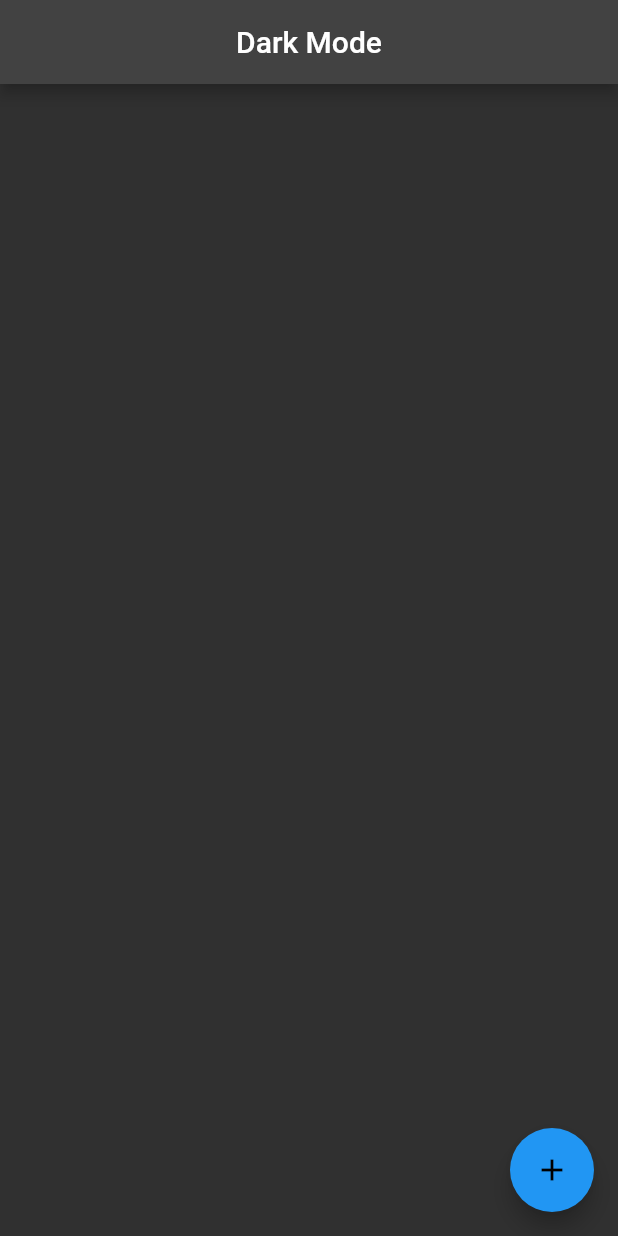
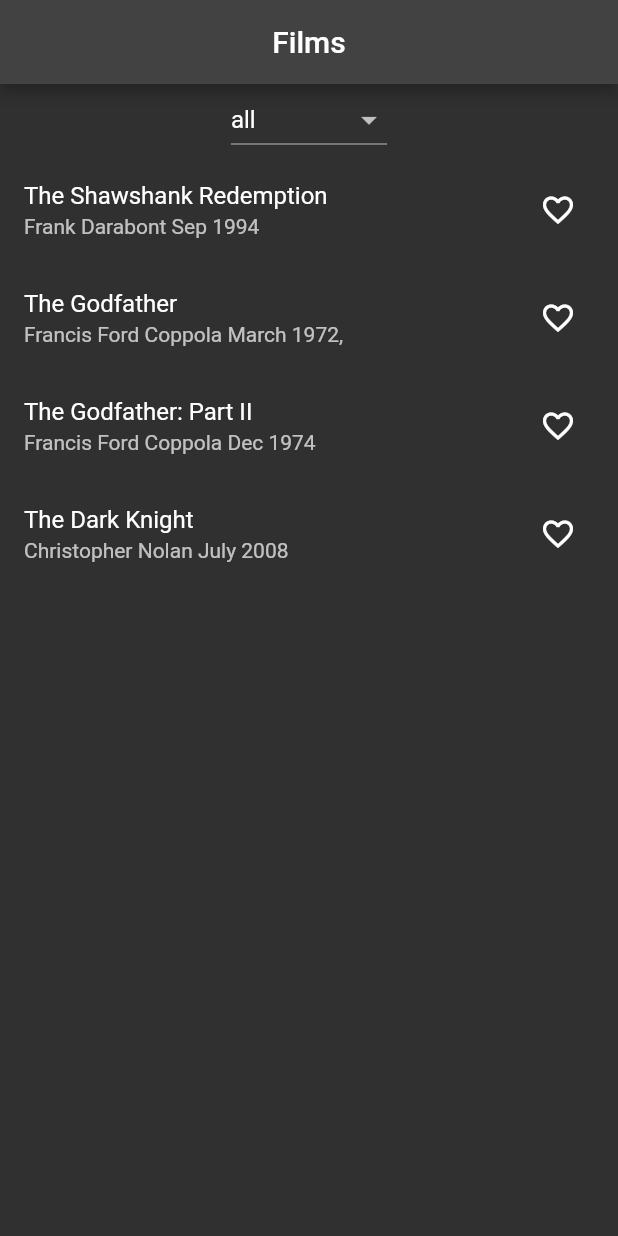
Before and after one commit to SlowedWalk/flutter_riverpod_tutorial, a Flutter app: the screen it shows after launch, on a phone screen of 412 x 824 dp. Run offline on Flutter 3.47's test engine with Material 2 defaults, Android fonts, the phone set to English and light mode, and no system bars; our stand-ins replace hooks_riverpod.

Commit message:
example 6 completed

```diff
--- a/lib/main.dart
+++ b/lib/main.dart
@@ -1,11 +1,121 @@
-import 'dart:collection';
-import 'dart:developer';
-
 import 'package:flutter/material.dart';
 import 'package:hooks_riverpod/hooks_riverpod.dart';
-import 'package:uuid/uuid.dart';
 
 void main() => runApp(const ProviderScope(child: App()));
+
+@immutable
+class Film {
+  final String id;
+  final String title;
+  final String director;
+  final String releaseDate;
+  final bool isFavorite;
+
+  const Film({
+    required this.id,
+    required this.title,
+    required this.director,
+    required this.releaseDate,
+    required this.isFavorite,
+  });
+
+  Film copy({required bool isFavorite}) => Film(
+        id: id,
+        title: title,
+        director: director,
+        releaseDate: releaseDate,
+        isFavorite: isFavorite,
+      );
+
+  @override
+  String toString() => 'Film('
+      'id: $id, '
+      'title: $title, '
+      'director: $director, '
+      'releaseDate: $releaseDate, '
+      'isFavorite: $isFavorite)';
+
+  @override
+  bool operator ==(covariant Film other) =>
+      id == other.id && isFavorite == other.isFavorite;
+
+  @override
+  int get hashCode => Object.hashAll([id, isFavorite]);
+}
+
+const allFilms = [
+  Film(
+    id: '1',
+    title: 'The Shawshank Redemption',
+    director: "Frank Darabont",
+    releaseDate: "Sep 1994",
+    isFavorite: false,
+  ),
+  Film(
+    id: '2',
+    title: 'The Godfather',
+    director: 'Francis Ford Coppola',
+    releaseDate: "March 1972,",
+    isFavorite: false,
+  ),
+  Film(
+    id: '3',
+    title: 'The Godfather: Part II',
+    director: 'Francis Ford Coppola',
+    releaseDate: "Dec 1974",
+    isFavorite: false,
+  ),
+  Film(
+    id: '4',
+    title: 'The Dark Knight',
+    director: 'Christopher Nolan',
+    releaseDate: "July 2008",
+    isFavorite: false,
+  ),
+];
+
+class FilmsNotifier extends StateNotifier<List<Film>> {
+  FilmsNotifier() : super(allFilms);
+
+  void update(Film film, bool isFavorite) {
+    state = state
+        .map((element) =>
+            element.id == film.id ? film.copy(isFavorite: isFavorite) : element)
+        .toList();
+  }
+}
+
+enum FavoriteStatus {
+  all,
+  favorite,
+  notFavorite
+}
+
+final favoriteStatusProvider = StateProvider<FavoriteStatus>(
+  (_) => FavoriteStatus.all,
+);
+
+// all  films
+final allFilmsProvider = StateNotifierProvider<FilmsNotifier, List<Film>>(
+  (_) => FilmsNotifier(),
+);
+
+// favorite films
+final favoriteFilmsProvider = Provider<Iterable<Film>>(
+        (ref) => ref.watch(allFilmsProvider)
+            .where(
+                (film) => film.isFavorite
+        )
+);
+
+// not favorite films
+final notFavoriteFilmsProvider = Provider<Iterable<Film>>(
+        (ref) => ref.watch(allFilmsProvider)
+            .where(
+                (film) => !film.isFavorite
+        )
+);
+
 
 class App extends StatelessWidget {
   const App({Key? key}) : super(key: key);
@@ -22,60 +132,6 @@ class App extends StatelessWidget {
   }
 }
 
-@immutable
-class Person {
-  final String uuid;
-  final String name;
-  final int age;
-
-  Person({String? uuid, required this.name, required this.age})
-      : uuid = uuid ?? const Uuid().v4();
-
-  Person updated([String? name, int? age]) =>
-      Person(name: name ?? this.name, age: age ?? this.age, uuid: uuid);
-
-  String get displayName => '$name ($age years old)';
-
-  @override
-  bool operator ==(covariant Person other) => uuid == other.uuid;
-
-  @override
-  int get hashCode => uuid.hashCode;
-
-  @override
-  String toString() => 'Person(uuid: $uuid, name: $name, age: $age)';
-}
-
-class DataModel extends ChangeNotifier {
-  final List<Person> _people = [];
-
-  int get count => _people.length;
-
-  UnmodifiableListView<Person> get people => UnmodifiableListView(_people);
-
-  void add(Person person) {
-    _people.add(person);
-    notifyListeners();
-  }
-
-  void remove(Person person) {
-    _people.remove(person);
-    notifyListeners();
-  }
-
-  void update(Person updatedPerson) {
-    final index = _people.indexOf(updatedPerson);
-    final oldPerson = _people[index];
-    if (oldPerson.name != updatedPerson.name ||
-        oldPerson.age != updatedPerson.age) {
-      _people[index] = oldPerson.updated(updatedPerson.name, updatedPerson.age);
-      notifyListeners();
-    }
-  }
-}
-
-final peopleProvider = ChangeNotifierProvider((_) => DataModel());
-
 class HomePage extends ConsumerWidget {
   const HomePage({super.key});
 
@@ -83,127 +139,89 @@ class HomePage extends ConsumerWidget {
   Widget build(BuildContext context, WidgetRef ref) {
     return Scaffold(
       appBar: AppBar(
-        title: const Text('Dark Mode'),
+        title: const Text('Films'),
         centerTitle: true,
       ),
-      body: Consumer(
+      body: Column(
+        children: [
+          const FilterWidget(),
+          Consumer(
               builder: (context, ref, child) {
-          final dataModel = ref.watch(peopleProvider);
-          return ListView.builder(
-              itemCount: dataModel.count,
-              itemBuilder: (context, index) {
-                final person = dataModel.people[index];
-                log(person.displayName, name: 'Person Name');
-                return ListTile(
-                  title: GestureDetector(
-                    onTap: () async {
-                      final updatedPerson = await createOrUpdatePersonDialog(
-                          context,
-                          "Update person",
-                          person
-                      );
-                      if (updatedPerson != null) {
-                        dataModel.update(updatedPerson);
+                final filter = ref.watch(favoriteStatusProvider);
+                switch (filter) {
+                  case FavoriteStatus.all:
+                    return FilmsWidget(provider: allFilmsProvider);
+                  case FavoriteStatus.favorite:
+                    return FilmsWidget(provider: favoriteFilmsProvider);
+                  case FavoriteStatus.notFavorite:
+                    return FilmsWidget(provider: notFavoriteFilmsProvider);
                 }
-                    },
-                    child: Row(
-                      mainAxisAlignment: MainAxisAlignment.spaceBetween,
-                      children: [
-                        Text(
-                          person.displayName,
-                          style: const TextStyle(
-                              color: Colors.white
-                          ),
-                        ),
-                        IconButton(
-                          onPressed: () {
-                            dataModel.remove(person);
-                          },
-                          color: Colors.red,
-                          icon: const Icon(Icons.delete_forever_rounded),
+              }
           )
         ],
+      )
+    );
+  }
+}
+
+class FilmsWidget extends ConsumerWidget {
+  final AlwaysAliveProviderBase<Iterable<Film>> provider;
+
+  const FilmsWidget({required this.provider, super.key});
+
+  @override
+  Widget build(BuildContext context, WidgetRef ref) {
+    final films = ref.watch(provider);
+    return Expanded(
+      child: ListView.builder(
+        itemCount: films.length,
+          itemBuilder: (context, index) {
+            final film = films.elementAt(index);
+            final favoriteIcon = film.isFavorite
+                ? const Icon(Icons.favorite, color: Colors.red)
+                : const Icon(Icons.favorite_border);
+            return ListTile(
+              title: Text(film.title),
+              subtitle: Row(
+                children: [
+                  Text(film.director),
+                  Text(' ${film.releaseDate}'),
+                ],
               ),
+              trailing: IconButton(
+                icon: favoriteIcon,
+                onPressed: () {
+                  ref.read(allFilmsProvider.notifier).update(film, !film.isFavorite);
+                },
               ),
             );
-              });
-        },
-      ),
-      floatingActionButton: FloatingActionButton(
-        onPressed: () async {
-          final person = await createOrUpdatePersonDialog(context, "Create a person");
-          if (person != null) {
-            final dataModel = ref.read(peopleProvider);
-            dataModel.add(person);
           }
-        },
-        backgroundColor: Colors.blue,
-        child: const Icon(Icons.add),
       ),
     );
   }
 }
 
-final nameController = TextEditingController();
-final ageController = TextEditingController();
+class FilterWidget extends StatelessWidget {
+  const FilterWidget({super.key});
 
-Future<Person?> createOrUpdatePersonDialog(
-  BuildContext context, String operation, [
-  Person? existingPerson,
-]) {
-  String? name = existingPerson?.name;
-  int? age = existingPerson?.age;
-
-  nameController.text = name ?? '';
-  ageController.text = age?.toString() ?? '';
-
-  return showDialog<Person?>(
-      context: context,
-      builder: (context) {
-        return AlertDialog(
-          title: Text(operation),
-          content: Column(
-            mainAxisSize: MainAxisSize.min,
-            children: [
-              TextField(
-                controller: nameController,
-                decoration:const InputDecoration(
-                    labelText: 'Enter name here...'
-                ),
-                onChanged: (value) => name = value,
-              ),
-              TextField(
-                controller: ageController,
-                decoration: const InputDecoration(
-                    labelText: 'Enter age here...'
-                ),
-                onChanged: (value) => age = int.tryParse(value),
-              ),
-            ],
-          ),
-          actions: [
-            TextButton(
-                onPressed: () => Navigator.of(context).pop(),
-                child: const Text('Cancel')),
-            TextButton(
-                onPressed: () {
-                  if (name != null && age != null) {
-                    print('$name $age');
-                    if (existingPerson != null) {
-                      print(existingPerson.name);
-                      // with an existing person
-                      final newPerson = existingPerson.updated(name, age);
-                      Navigator.of(context).pop(newPerson);
-                    } else {
-                      // With no existing person, create a new one
-                      Navigator.of(context).pop(
-                          Person(name: name!, age: age!)
+  @override
+  Widget build(BuildContext context) {
+    return Consumer(
+        builder: (context, ref, child) {
+          final favoriteStatus = ref.watch(favoriteStatusProvider);
+          return DropdownButton(
+            value: favoriteStatus,
+              items: FavoriteStatus.values.map((status) {
+                return DropdownMenuItem(
+                  value: status,
+                  child: Text(status.toString().split('.').last),
+                );
+              }).toList(),
+              onChanged: (value) {
+                ref.read(favoriteStatusProvider.notifier).state = value!;
+              }
+          );
+        }
     );
   }
 }
-                },
-                child: const Text('Save')),
-          ],
-        );
-      });
-}
```
Lines whose indentation alone changed are shown as unchanged.
